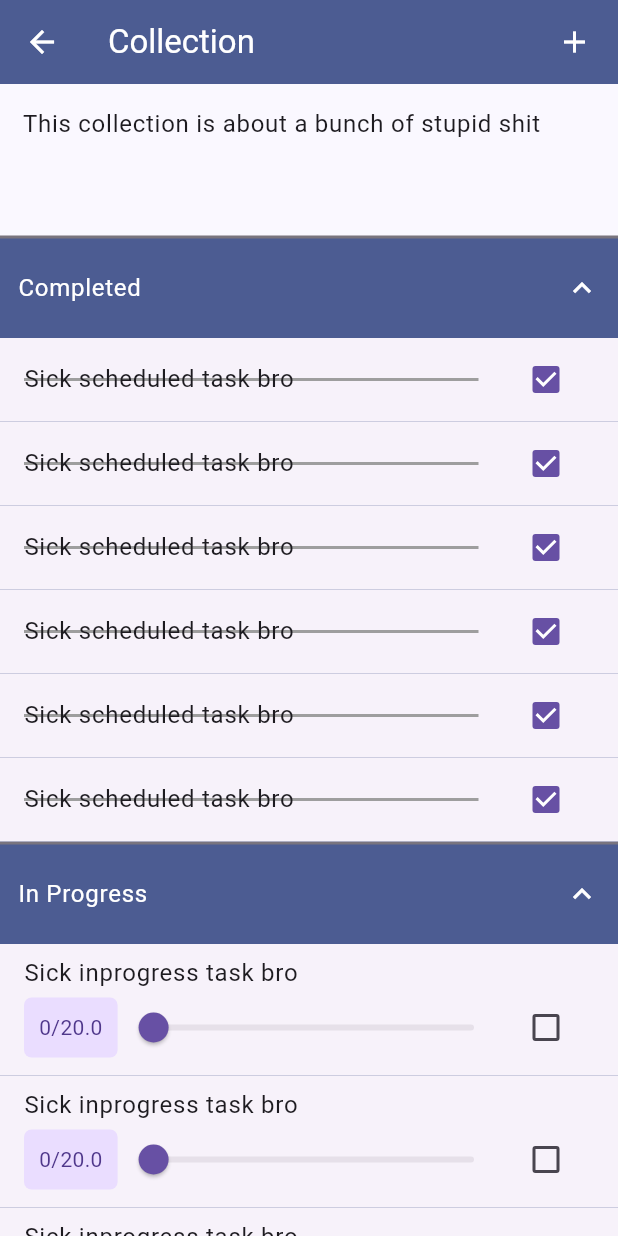
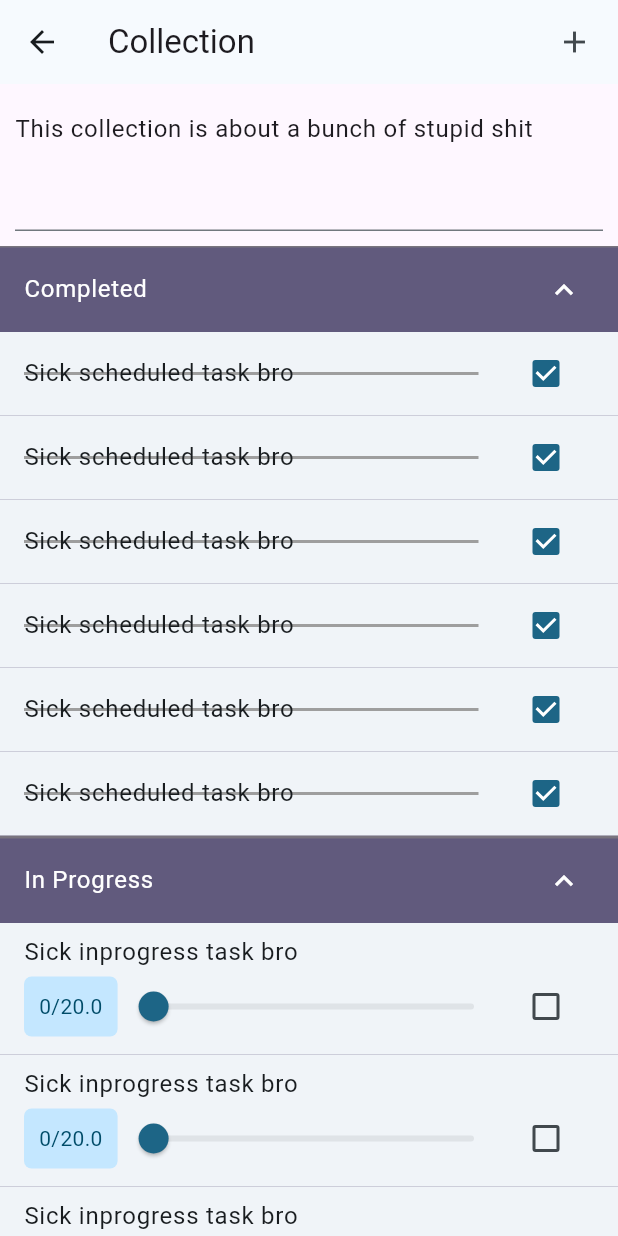
Before and after one commit to VectorScalar/task_tracker, a Flutter app: the screen it shows after launch, after a tap on an icon or button, on a phone screen of 412 x 824 dp. Run offline on Flutter 3.47's test engine with Material 3 defaults, Android fonts, the phone set to English and light mode, and no system bars.

Commit message:
Refactored textformfields to use textcontrollers/removed unused imports

```diff
--- a/lib/main.dart
+++ b/lib/main.dart
@@ -1,57 +1,95 @@
 
 import 'package:flutter/material.dart';
-import 'package:flutter_riverpod/flutter_riverpod.dart';
 import 'package:task_tracker/widgets/tracker.dart';
 
 void main() {
   runApp(
-    const ProviderScope(child: MainApp()
-    )
+    MainApp()
     );
 }
-ColorScheme myscheme = ColorScheme.fromSeed(seedColor: const Color.fromARGB(255, 32, 63, 149));
+//ColorScheme myscheme = ColorScheme.fromSeed(seedColor: Color.fromARGB(255, 255, 0, 0));
 
 class MainApp extends StatelessWidget {
   const MainApp({super.key});
 
   @override
   Widget build(BuildContext context) {
+    final ColorScheme myscheme = ColorScheme.fromSeed(
+      seedColor: const Color.fromRGBO(0, 155, 209, 1),
+  //    brightness: MediaQuery.platformBrightnessOf(context)
+      );
+
+
     return MaterialApp(
       debugShowCheckedModeBanner: false,
       theme: ThemeData().copyWith(
+        colorScheme: myscheme,
+
+          //  appBarTheme: const AppBarTheme().copyWith(
+          // backgroundColor: myscheme.primary,
+          // foregroundColor: myscheme.onPrimary,
+          // surfaceTintColor: myscheme.surfaceTint,
+          // ),
+        expansionTileTheme: const ExpansionTileThemeData().copyWith(
+
+          backgroundColor: myscheme.tertiary,
+
+          textColor: myscheme.onTertiary,
+          collapsedTextColor: myscheme.onTertiary,
+          iconColor: myscheme.onTertiary,
+          collapsedIconColor: myscheme.onTertiary,
+          //tilePadding: const EdgeInsets.symmetric(vertical: 0, horizontal: 12),
+          collapsedBackgroundColor: myscheme.tertiary,
+
+        ),
+
+         cardTheme: const CardTheme().copyWith(
+          shape: const ContinuousRectangleBorder(),
+          elevation: 0,
+          surfaceTintColor: myscheme.surfaceTint,
+          margin: const EdgeInsets.only(top: 0, bottom: 0)
+
+      ),
+        /*
+        checkboxTheme: CheckboxThemeData().copyWith(
+          fillColor: MaterialStateColor.resolveWith((Set<MaterialState> states) {
+            if(states.contains(MaterialState.selected))
+            {
+              return myscheme.tertiary;
+            } else {
+              return myscheme.surface;
+            }
+          })
+        ),
+        //dividerColor: myscheme.secondaryContainer,
         scaffoldBackgroundColor: myscheme.background,
         appBarTheme: const AppBarTheme().copyWith(
           backgroundColor: myscheme.primary,
           foregroundColor: myscheme.onPrimary,
-          surfaceTintColor: null,
-          //elevation: 20,
+          surfaceTintColor: myscheme.surfaceTint,
           ),
 
 
 
             //filled: true,
             //fillColor: myscheme.surface,
-        expansionTileTheme: const ExpansionTileThemeData().copyWith(
-          backgroundColor: myscheme.primary,
-          textColor: myscheme.onPrimary,
-          collapsedTextColor: myscheme.onPrimary,
-          iconColor: myscheme.onPrimary,
-          collapsedIconColor: myscheme.onPrimary,
-          tilePadding: const EdgeInsets.symmetric(vertical: 5, horizontal: 12),
-          collapsedBackgroundColor: myscheme.primary,
 
-        ),
+
 
 
         navigationBarTheme: const NavigationBarThemeData().copyWith(
           indicatorColor: myscheme.primaryContainer,
-          surfaceTintColor: Colors.white,
+          elevation: 2,
+          surfaceTintColor: myscheme.surfaceTint,
           shadowColor: Colors.black,
 
         ),
 
         sliderTheme: const SliderThemeData().copyWith(
-            showValueIndicator: ShowValueIndicator.always
+            showValueIndicator: ShowValueIndicator.always,
+            activeTrackColor: myscheme.primary,
+
+            thumbColor: myscheme.primary
         ),
 
         iconTheme: const IconThemeData().copyWith(
@@ -66,8 +104,10 @@ class MainApp extends StatelessWidget {
         cardTheme: const CardTheme().copyWith(
           shape: const ContinuousRectangleBorder(),
           elevation: 0,
+          surfaceTintColor: myscheme.surfaceTint,
           margin: const EdgeInsets.only(top: 0, bottom: 0)
-        )
+          */
+      //)
       )
 
       ,
--- a/lib/screens/collection_edit_screen.dart
+++ b/lib/screens/collection_edit_screen.dart
@@ -1,3 +1,4 @@
+
 
 import 'package:flutter/material.dart';
 import 'package:task_tracker/models/task.dart';
@@ -19,8 +20,18 @@ class CollectionEditScreen extends StatefulWidget {
 
 
 class _CollectionEditScreen extends State<CollectionEditScreen> {
-  var stateTitles = states.values.toList();
-  var stateValues = states.keys.toList();
+  final stateTitles = states.values.toList();
+  final stateValues = states.keys.toList();
+  final TextEditingController titleEditController = TextEditingController();
+  final TextEditingController descEditController = TextEditingController();
+  bool showTextFieldConfirm = false;
+
+  @override
+  void dispose() {
+    titleEditController.dispose();
+    descEditController.dispose();
+    super.dispose();
+  }
 
   void _modifyTask(Task task){
     if(widget.taskCollection.tasks.contains(task)){
@@ -28,26 +39,35 @@ class _CollectionEditScreen extends State<CollectionEditScreen> {
         widget.taskCollection.tasks[widget.taskCollection.tasks.indexOf(task)] = task;
         widget.onEditCollection(widget.taskCollection);
       });
-
     }
   }
 
+
+
   @override
   Widget build(BuildContext context) {
+
+   descEditController.text = widget.taskCollection.desc;
+    titleEditController.text = widget.taskCollection.title;
+
     Widget content = ListView.builder(
             itemCount: states.length + 1,
             itemBuilder: (BuildContext context, index){
             return index == 0 ?
+          Container(
+            margin: const EdgeInsets.all(10),
+            child:
+
                TextFormField(
-            //Potentially call onEditCollection if the description is to appear somewhere else
-            initialValue: widget.taskCollection.desc,
-            onChanged: (value) => widget.taskCollection.desc = value,
+                  controller: descEditController,
+                  onSaved: (newValue){if(newValue != null)widget.taskCollection.desc = newValue;},
+                  // onFieldSubmitted: (value) => widget.taskCollection.desc = value,
                   maxLines: 3,
                   decoration: const InputDecoration().copyWith(
                         hintText: "...Add Description",
-                  contentPadding: EdgeInsets.symmetric(vertical: 15, horizontal: 15)
                       ),
 
+                      ),
           ) :
             ExpansionTile(
               key: PageStorageKey(stateTitles[index - 1].stateName),
@@ -62,35 +82,66 @@ class _CollectionEditScreen extends State<CollectionEditScreen> {
           );
 
 
+
     return Scaffold(
-      //TODO: Create custom stateful textformfield to change color on focus
+      resizeToAvoidBottomInset: false,
       appBar: AppBar(
-        title: TextFormField(
-
-          initialValue: widget.taskCollection.title,
-          style: Theme.of(context).textTheme.titleLarge!.copyWith(
-            color: Colors.white
-          ),
-          onChanged: (newValue) {
+        title:
+          TextFormField(
+            controller: titleEditController,
+            autovalidateMode: AutovalidateMode.disabled,
+            validator: (value) => value == null || value.isEmpty ? "Minimum of 1 char required for title" : null,
+            onSaved: (newValue){
+              if(newValue != null){
                 widget.taskCollection.title = newValue;
                 widget.onEditCollection(widget.taskCollection);
+                }},
+            // onFieldSubmitted: (val){
+            //   if(titleEditController.text.isNotEmpty){
+            //     widget.taskCollection.title = val;
+            //     widget.onEditCollection(widget.taskCollection);
+            //   }
+            // },
+            style: Theme.of(context).textTheme.titleLarge,
+            decoration: InputDecoration().copyWith(
 
-          },
-          cursorColor: Theme.of(context).colorScheme.onPrimary,
-          decoration: InputDecoration().copyWith(
-            enabledBorder: InputBorder.none,
-            focusedBorder: InputBorder.none,
-            // focusColor: Colors.white,
-            // hoverColor: Colors.white,
-            // fillColor: Colors.white
+             isDense: true,
+             enabledBorder: InputBorder.none
             ),
 
+
           ),
-        //title: Text(widget.taskCollection.title),
-        actions: [IconButton(onPressed: (){}, icon: const Icon(Icons.add)), SizedBox(width: 5,)],
+
+        actions: [IconButton(onPressed: (){}, icon: const Icon(Icons.add)), const SizedBox(width: 5,)],
         ),
       body: content,
+      floatingActionButtonLocation: FloatingActionButtonLocation.centerDocked,
+      floatingActionButton: showTextFieldConfirm ? Padding(
+        padding: EdgeInsets.only(bottom: getBottomInsets(context)),
+        child: Container(
+          padding: const EdgeInsets.only(right: 20),
+          decoration: const BoxDecoration(color: Colors.red),
+          child: Row(
+            mainAxisSize: MainAxisSize.max,
+            mainAxisAlignment: MainAxisAlignment.end,
+            children: [
+              IconButton(
+                onPressed: (){},
+                icon: const Icon(Icons.close)),
+              IconButton(onPressed: (){}, icon: const Icon(Icons.check))],),
+        ),
+      ) : null,
 
     );
   }
 }
+
+
+double getBottomInsets(BuildContext context) {
+   if (MediaQuery.of(context).viewInsets.bottom >
+       MediaQuery.of(context).viewPadding.bottom) {
+      return MediaQuery.of(context).viewInsets.bottom -
+             MediaQuery.of(context).viewPadding.bottom;
+   }
+   return 0;
+}
--- a/lib/widgets/task_collection_item.dart
+++ b/lib/widgets/task_collection_item.dart
@@ -1,4 +1,5 @@
 import 'package:flutter/material.dart';
+import 'package:task_tracker/main.dart';
 import 'package:task_tracker/models/task.dart';
 import 'package:task_tracker/models/task_collection.dart';
 
@@ -12,25 +13,28 @@ class TaskCollectionItem extends StatelessWidget {
   Widget build(BuildContext context) {
     return Card(
       child: ListTile(
+        titleTextStyle: Theme.of(context).textTheme.labelLarge,
         leading: CircleAvatar(backgroundColor: taskCollection.idColor, child: Text(taskCollection.abreviatedName)),
         title: Text(taskCollection.title),
         subtitle: Row(
+          //mainAxisSize: MainAxisSize.max,
           mainAxisAlignment: MainAxisAlignment.spaceBetween,
           children: [
-            //Todo
-            Row(
-              children: [
-                const Icon(Icons.check_box_outlined),
-                Text(": ${taskCollection.tasks.where((task) => task.taskState == TaskState.todo).length}")
-              ],
-            ),
-            //In Progress
+             //In Progress
              Row(
               children: [
                 const Icon(Icons.run_circle_outlined,),
                 Text(": ${taskCollection.tasks.where((task) => task.taskState == TaskState.inProgress).length}")
               ],
             ),
+            //Todo
+            Row(
+              children: [
+                const Icon(Icons.check_box_outline_blank_rounded),
+                Text(": ${taskCollection.tasks.where((task) => task.taskState == TaskState.todo).length}")
+              ],
+            ),
+
             //Completed
              Row(
               children: [
@@ -45,18 +49,18 @@ class TaskCollectionItem extends StatelessWidget {
                 Text(": ${taskCollection.tasks.where((task) => task.taskState == TaskState.scheduled).length}"),
               ],
             ),
-            ],),
-          trailing: Transform(
+            //Spacer(flex: 0),
+                    Transform(
             transform: Matrix4.rotationZ(.5),
             alignment: Alignment.center,
             child: IconButton(
               icon: const Icon(Icons.push_pin_outlined),
-              iconSize: 15,
-
               selectedIcon: const Icon(Icons.push_pin),
               onPressed: (){},
               ),
           ),
+            ],),
+
           onTap: () => onOpenTaskCollection(),
       ),
     );
--- a/lib/widgets/task_item.dart
+++ b/lib/widgets/task_item.dart
@@ -1,19 +1,18 @@
 import 'package:flutter/material.dart';
-import 'package:flutter/widgets.dart';
-import 'package:flutter_riverpod/flutter_riverpod.dart';
+import 'package:task_tracker/main.dart';
 import 'package:task_tracker/models/task.dart';
 
-class TaskItem extends ConsumerStatefulWidget {
+class TaskItem extends StatefulWidget {
   const TaskItem({super.key, required this.task, required this.onModifyTask});
   final Task task;
   final Function(Task task) onModifyTask;
   @override
-  ConsumerState<TaskItem> createState() {
+  State<TaskItem> createState() {
     return _TaskItemState();
   }
 }
 
-class _TaskItemState extends ConsumerState<TaskItem> {
+class _TaskItemState extends State<TaskItem> {
   Widget todoDisplay() {
     return ListTile(
       title: Row(
@@ -72,8 +71,10 @@ class _TaskItemState extends ConsumerState<TaskItem> {
   List<Widget> addProgressBar(){
     return [Container(
               padding: const EdgeInsets.all(10),
+              //color: Theme.of(context).colorScheme.primary,
               decoration: BoxDecoration(
                   color: Theme.of(context).colorScheme.primaryContainer,
+                  //backgroundBlendMode: BlendMode.color,
                   borderRadius: const BorderRadius.all(Radius.circular(5))),
               child: Text(
                 "${widget.task.currentProgress!.toStringAsFixed(0)}/${widget.task.progressGoal}",
@@ -82,6 +83,7 @@ class _TaskItemState extends ConsumerState<TaskItem> {
               )),
           Expanded(
               child: Slider(
+
                   // TODO: Possibly add a confirmation box to confirm that the task should be marked as complete/wait for check box to fill prior to switching it to completed
                   onChangeEnd: (value) {
                     if (value >= widget.task.progressGoal!) {
```
Also changed, not shown: lib/screens/collections_screen.dart (+0 -8 lines). Lines whose indentation alone changed are shown as unchanged.
